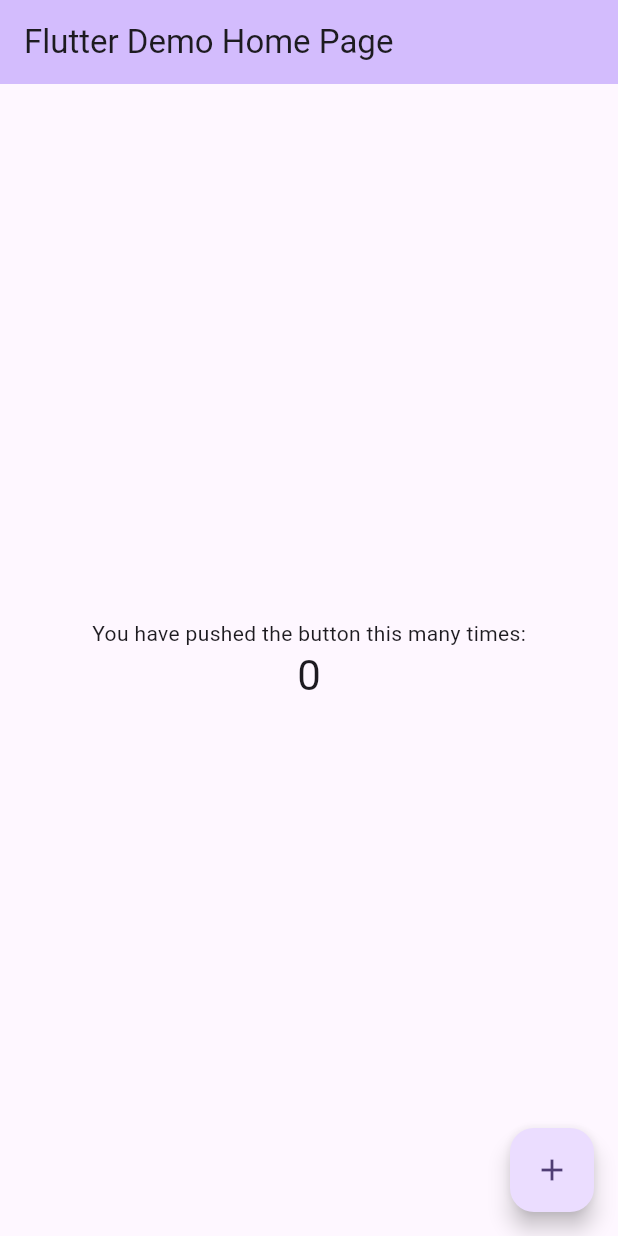
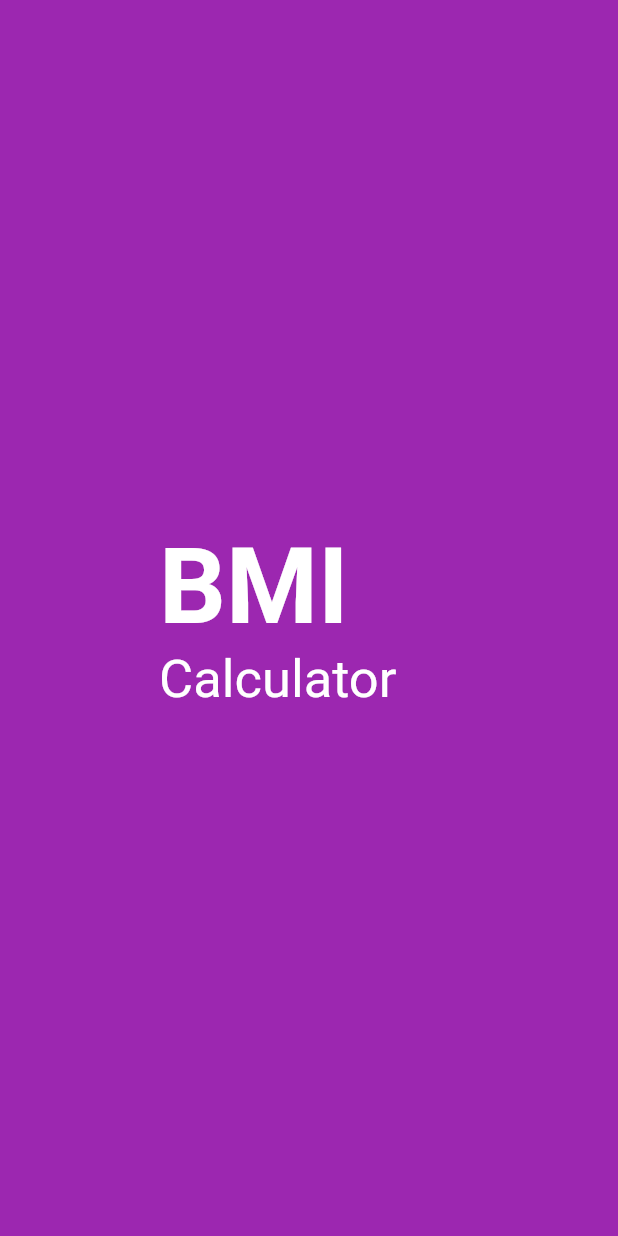
Before and after one commit to Cold-Thunder/bmi-app, a Flutter app: the first screen one second after launch, on a phone screen of 412 x 824 dp. Run offline on Flutter 3.47's test engine with Material 3 defaults, Android fonts, the phone set to English and light mode, and no system bars.

Commit message:
form is completed

```diff
--- /dev/null
+++ b/lib/activities/SplashScreen.dart
@@ -0,0 +1,56 @@
+import 'dart:async';
+
+import 'package:bmi_app/activities/MyHomePage.dart';
+import 'package:flutter/cupertino.dart';
+import 'package:flutter/material.dart';
+
+class Splash extends StatefulWidget{
+  @override
+  _Splash createState()=>_Splash();
+}
+
+class _Splash extends State<Splash>{
+  @override
+  void initState(){
+    super.initState();
+    Timer(const Duration(seconds: 3), (){
+      Navigator.pushReplacement(context,
+        MaterialPageRoute(builder: (context)=>MyHomePage()),
+      );
+    });
+  }
+  @override
+  Widget build(BuildContext context){
+    return Scaffold(
+      body: Container(
+        color: Colors.purple,
+        child:Center(
+          child: Container(
+            width: 200,
+            child:RichText(
+              text:const TextSpan(
+                children: [
+                  TextSpan(
+                      text: 'BMI',
+                      style: TextStyle(
+                          fontSize: 70,
+                          color: Colors.white,
+                          fontWeight: FontWeight.bold
+                      )
+                  ),
+                  TextSpan(
+                      text: " Calculator",
+                      style: TextStyle(
+                        fontSize: 35,
+                        color: Colors.white,
+                      )
+                  )
+                ],
+              )
+            )
+          )
+        )
+      )
+    );
+  }
+}
--- a/lib/main.dart
+++ b/lib/main.dart
@@ -1,3 +1,5 @@
+import 'package:bmi_app/activities/MyHomePage.dart';
+import 'package:bmi_app/activities/SplashScreen.dart';
 import 'package:flutter/material.dart';
 
 void main() {
@@ -11,115 +13,13 @@ class MyApp extends StatelessWidget {
   @override
   Widget build(BuildContext context) {
     return MaterialApp(
-      title: 'Flutter Demo',
+      title: 'BMI App',
+      debugShowCheckedModeBanner: false,
       theme: ThemeData(
-        // This is the theme of your application.
-        //
-        // TRY THIS: Try running your application with "flutter run". You'll see
-        // the application has a purple toolbar. Then, without quitting the app,
-        // try changing the seedColor in the colorScheme below to Colors.green
-        // and then invoke "hot reload" (save your changes or press the "hot
-        // reload" button in a Flutter-supported IDE, or press "r" if you used
-        // the command line to start the app).
-        //
-        // Notice that the counter didn't reset back to zero; the application
-        // state is not lost during the reload. To reset the state, use hot
-        // restart instead.
-        //
-        // This works for code too, not just values: Most code changes can be
-        // tested with just a hot reload.
-        colorScheme: ColorScheme.fromSeed(seedColor: Colors.deepPurple),
+        colorScheme: ColorScheme.fromSeed(seedColor: Colors.purple.shade800),
         useMaterial3: true,
       ),
-      home: const MyHomePage(title: 'Flutter Demo Home Page'),
+      home: Splash(),
     );
   }
 }
-
-class MyHomePage extends StatefulWidget {
-  const MyHomePage({super.key, required this.title});
-
-  // This widget is the home page of your application. It is stateful, meaning
-  // that it has a State object (defined below) that contains fields that affect
-  // how it looks.
-
-  // This class is the configuration for the state. It holds the values (in this
-  // case the title) provided by the parent (in this case the App widget) and
-  // used by the build method of the State. Fields in a Widget subclass are
-  // always marked "final".
-
-  final String title;
-
-  @override
-  State<MyHomePage> createState() => _MyHomePageState();
-}
-
-class _MyHomePageState extends State<MyHomePage> {
-  int _counter = 0;
-
-  void _incrementCounter() {
-    setState(() {
-      // This call to setState tells the Flutter framework that something has
-      // changed in this State, which causes it to rerun the build method below
-      // so that the display can reflect the updated values. If we changed
-      // _counter without calling setState(), then the build method would not be
-      // called again, and so nothing would appear to happen.
-      _counter++;
-    });
-  }
-
-  @override
-  Widget build(BuildContext context) {
-    // This method is rerun every time setState is called, for instance as done
-    // by the _incrementCounter method above.
-    //
-    // The Flutter framework has been optimized to make rerunning build methods
-    // fast, so that you can just rebuild anything that needs updating rather
-    // than having to individually change instances of widgets.
-    return Scaffold(
-      appBar: AppBar(
-        // TRY THIS: Try changing the color here to a specific color (to
-        // Colors.amber, perhaps?) and trigger a hot reload to see the AppBar
-        // change color while the other colors stay the same.
-        backgroundColor: Theme.of(context).colorScheme.inversePrimary,
-        // Here we take the value from the MyHomePage object that was created by
-        // the App.build method, and use it to set our appbar title.
-        title: Text(widget.title),
-      ),
-      body: Center(
-        // Center is a layout widget. It takes a single child and positions it
-        // in the middle of the parent.
-        child: Column(
-          // Column is also a layout widget. It takes a list of children and
-          // arranges them vertically. By default, it sizes itself to fit its
-          // children horizontally, and tries to be as tall as its parent.
-          //
-          // Column has various properties to control how it sizes itself and
-          // how it positions its children. Here we use mainAxisAlignment to
-          // center the children vertically; the main axis here is the vertical
-          // axis because Columns are vertical (the cross axis would be
-          // horizontal).
-          //
-          // TRY THIS: Invoke "debug painting" (choose the "Toggle Debug Paint"
-          // action in the IDE, or press "p" in the console), to see the
-          // wireframe for each widget.
-          mainAxisAlignment: MainAxisAlignment.center,
-          children: <Widget>[
-            const Text(
-              'You have pushed the button this many times:',
-            ),
-            Text(
-              '$_counter',
-              style: Theme.of(context).textTheme.headlineMedium,
-            ),
-          ],
-        ),
-      ),
-      floatingActionButton: FloatingActionButton(
-        onPressed: _incrementCounter,
-        tooltip: 'Increment',
-        child: const Icon(Icons.add),
-      ), // This trailing comma makes auto-formatting nicer for build methods.
-    );
-  }
-}
```
Also changed, not shown: lib/activities/MyHomePage.dart (added, +236 -0 lines), lib/widgets/InputeField.dart (added, +21 -0 lines).
